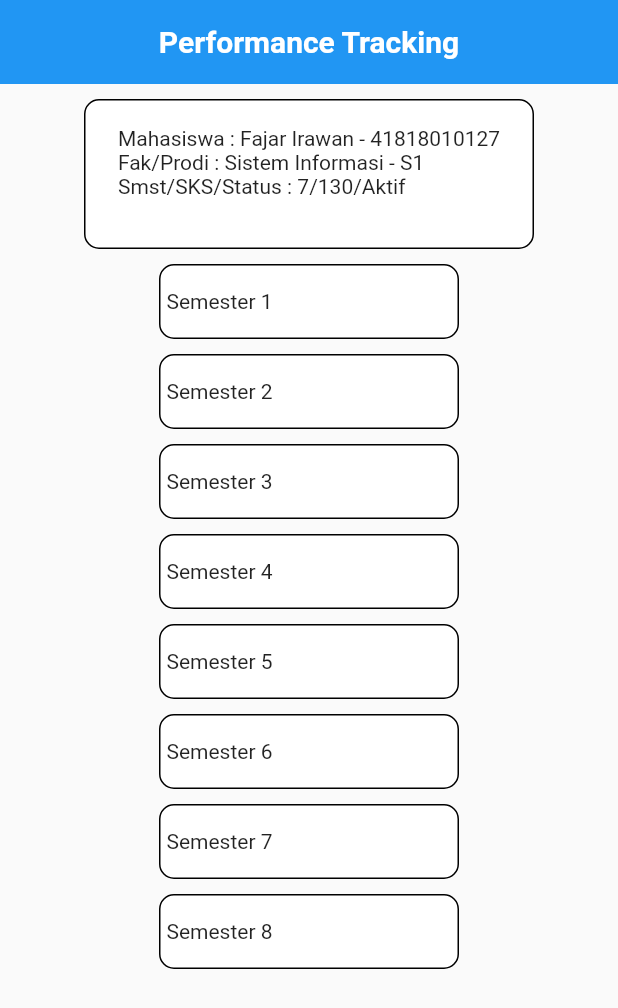
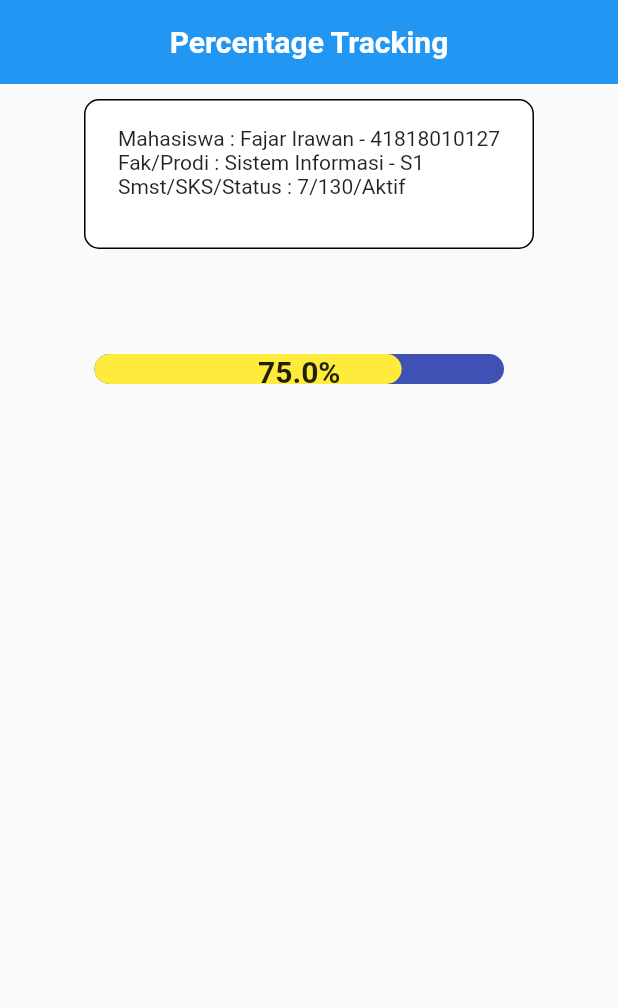
Before and after one commit to frwnn/performance_tracking, a Flutter app: the screen it shows after launch, on a phone screen of 412 x 824 dp. Shown: the top 1008 px of the screen. Run offline on Flutter 3.47's test engine with Material 2 defaults, Android fonts, the light colour scheme and no system bars; drawn by our look-alikes of percent_indicator.

Commit message:
Make percentage page

```diff
--- a/lib/main.dart
+++ b/lib/main.dart
@@ -1,4 +1,5 @@
 import 'package:flutter/material.dart';
+import 'package:performance_tracking/performance/widget/percentagepage.dart';
 import 'performance/widget/performancepage.dart';
 
 void main() {
@@ -12,7 +13,7 @@ class MyApp extends StatelessWidget {
   Widget build(BuildContext context) {
     return MaterialApp(
       debugShowCheckedModeBanner: false,
-      home: PerformancePage(),
+      home: PercentagePage(),
     );
   }
 }
--- /dev/null
+++ b/lib/performance/widget/percentage.dart
@@ -0,0 +1,38 @@
+import 'package:flutter/material.dart';
+import 'package:percent_indicator/linear_percent_indicator.dart';
+
+class Percentage extends StatelessWidget {
+  const Percentage({
+    Key? key,
+  }) : super(key: key);
+
+  @override
+  Widget build(BuildContext context) {
+    return Column(
+      children: [
+        Container(
+          margin: EdgeInsets.only(top: 60, bottom: 15),
+          child: Row(
+            children: [
+              LinearPercentIndicator(
+                padding: const EdgeInsets.only(top: 10, left: 63),
+                width: 336,
+                lineHeight: 30,
+                percent: 0.75,
+                center: Text(
+                  "75.0%",
+                  style: TextStyle(fontWeight: FontWeight.bold, fontSize: 20),
+                ),
+                linearStrokeCap: LinearStrokeCap.roundAll,
+                progressColor: Colors.yellow,
+                backgroundColor: Colors.indigo,
+                animation: true,
+                animationDuration: 5000,
+              ),
+            ],
+          ),
+        )
+      ],
+    );
+  }
+}
--- /dev/null
+++ b/lib/performance/widget/percentagepage.dart
@@ -0,0 +1,50 @@
+import 'package:flutter/material.dart'
+    show
+        AppBar,
+        BuildContext,
+        Colors,
+        Column,
+        FontWeight,
+        Key,
+        MainAxisAlignment,
+        Row,
+        Scaffold,
+        StatelessWidget,
+        Text,
+        TextStyle,
+        Widget;
+import 'percentage.dart';
+import 'identitas.dart';
+
+class PercentagePage extends StatelessWidget {
+  const PercentagePage({Key? key}) : super(key: key);
+
+  @override
+  Widget build(BuildContext context) {
+    return Scaffold(
+      appBar: AppBar(
+        elevation: 0,
+        backgroundColor: Colors.blue,
+        title: Row(
+          mainAxisAlignment: MainAxisAlignment.center,
+          children: [
+            Text(
+              "Percentage Tracking",
+              style: TextStyle(
+                fontWeight: FontWeight.bold,
+                color: Colors.white,
+              ),
+            ),
+          ],
+        ),
+      ),
+      body: Column(
+        children: [
+          identitas(),
+          Percentage(),
+        ],
+      ),
+      //
+    );
+  }
+}
--- a/pubspec.yaml
+++ b/pubspec.yaml
@@ -3,7 +3,7 @@ description: A new Flutter project.
 
 # The following line prevents the package from being accidentally published to
 # pub.dev using `flutter pub publish`. This is preferred for private packages.
-publish_to: 'none' # Remove this line if you wish to publish to pub.dev
+publish_to: "none" # Remove this line if you wish to publish to pub.dev
 
 # The following defines the version and build number for your application.
 # A version number is three numbers separated by dots, like 1.2.43
@@ -30,10 +30,10 @@ dependencies:
   flutter:
     sdk: flutter
 
-
   # The following adds the Cupertino Icons font to your application.
   # Use with the CupertinoIcons class for iOS style icons.
   cupertino_icons: ^1.0.2
+  percent_indicator: ^3.4.0
 
 dev_dependencies:
   flutter_test:
@@ -51,7 +51,6 @@ dev_dependencies:
 
 # The following section is specific to Flutter.
 flutter:
-
   # The following line ensures that the Material Icons font is
   # included with your application, so that you can use the icons in
   # the material Icons class.
```
Also changed, not shown: pubspec.lock.
